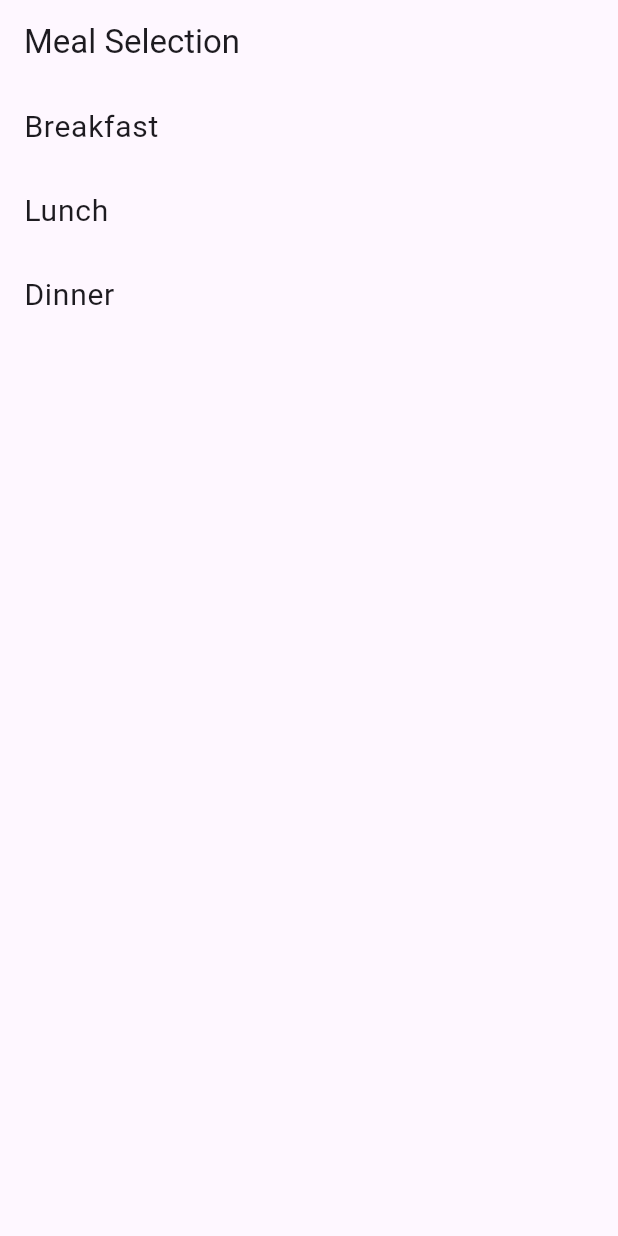
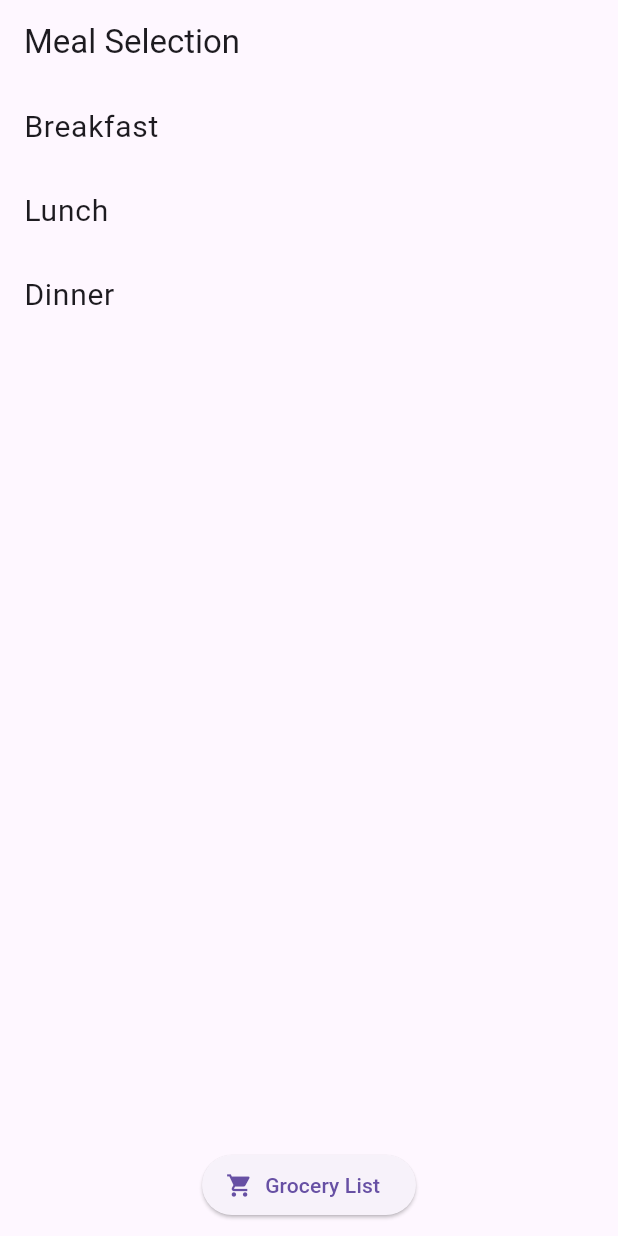
Before and after one commit to MAD743/MAD_Project1_San-Win, a Flutter app: the screen it shows after launch, on a phone screen of 412 x 824 dp. Run offline on Flutter 3.47's test engine with Material 3 defaults, Android fonts, the phone set to English and light mode, and no system bars.

Commit message:
Grocery list creator

```diff
--- a/lib/main.dart
+++ b/lib/main.dart
@@ -2,11 +2,16 @@
 import 'package:provider/provider.dart';
 import 'providers/recipe_provider.dart';
 import 'screens/home_screen.dart';
+import 'screens/grocery_list_screen.dart';
+import 'providers/grocery_provider.dart';
 
 void main() {
   runApp(
-    ChangeNotifierProvider(
-      create: (context) => RecipeProvider(),
+    MultiProvider(
+      providers: [
+        ChangeNotifierProvider(create: (_) => RecipeProvider()),
+        ChangeNotifierProvider(create: (_) => GroceryProvider()),
+      ],
       child: MyApp(),
     ),
   );
@@ -19,6 +24,9 @@
       title: 'Recipe Planner',
       theme: ThemeData(primarySwatch: Colors.blue),
       home: HomeScreen(),
+      routes: {
+        '/grocery': (context) => GroceryListScreen(),
+      },
     );
   }
 }
--- /dev/null
+++ b/lib/models/grocery_item.dart
@@ -0,0 +1,4 @@
+class GroceryItem {
+  final String name;
+  GroceryItem(this.name);
+}
--- a/lib/screens/home_screen.dart
+++ b/lib/screens/home_screen.dart
@@ -8,11 +8,15 @@ class HomeScreen extends StatelessWidget {
   Widget build(BuildContext context) {
     return Scaffold(
       appBar: AppBar(title: Text('Meal Selection')),
-      body: ListView.builder(
+      body: Column(
+        children: [
+          Expanded(
+            child: ListView.builder(
               itemCount: categories.length,
               itemBuilder: (context, index) {
                 return ListTile(
-            title: Text(categories[index], style: TextStyle(fontSize: 20)),
+                  title:
+                      Text(categories[index], style: TextStyle(fontSize: 20)),
                   onTap: () {
                     Navigator.push(
                       context,
@@ -25,6 +29,19 @@ class HomeScreen extends StatelessWidget {
                 );
               },
             ),
+          ),
+          Padding(
+            padding: const EdgeInsets.symmetric(vertical: 10),
+            child: ElevatedButton.icon(
+              icon: Icon(Icons.shopping_cart),
+              label: Text('Grocery List'),
+              onPressed: () {
+                Navigator.pushNamed(context, '/grocery');
+              },
+            ),
+          ),
+        ],
+      ),
     );
   }
 }
```
Also changed, not shown: lib/providers/grocery_provider.dart (added, +19 -0 lines), lib/screens/grocery_list_screen.dart (added, +60 -0 lines), 4 other files. Lines whose indentation alone changed are shown as unchanged.
